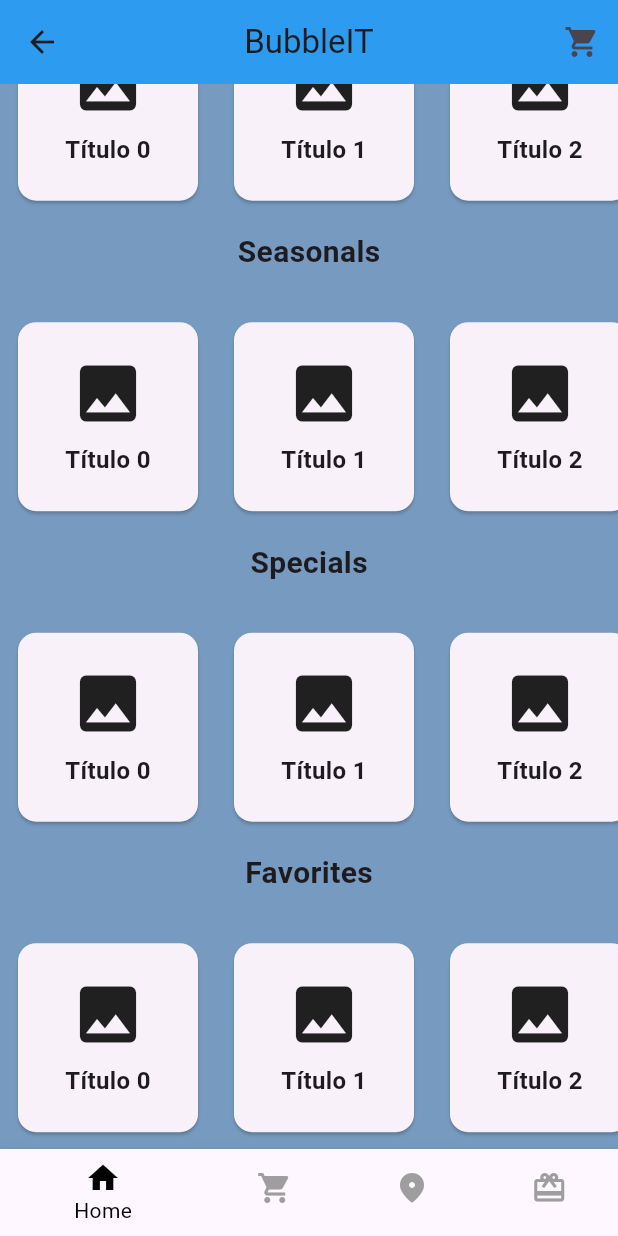
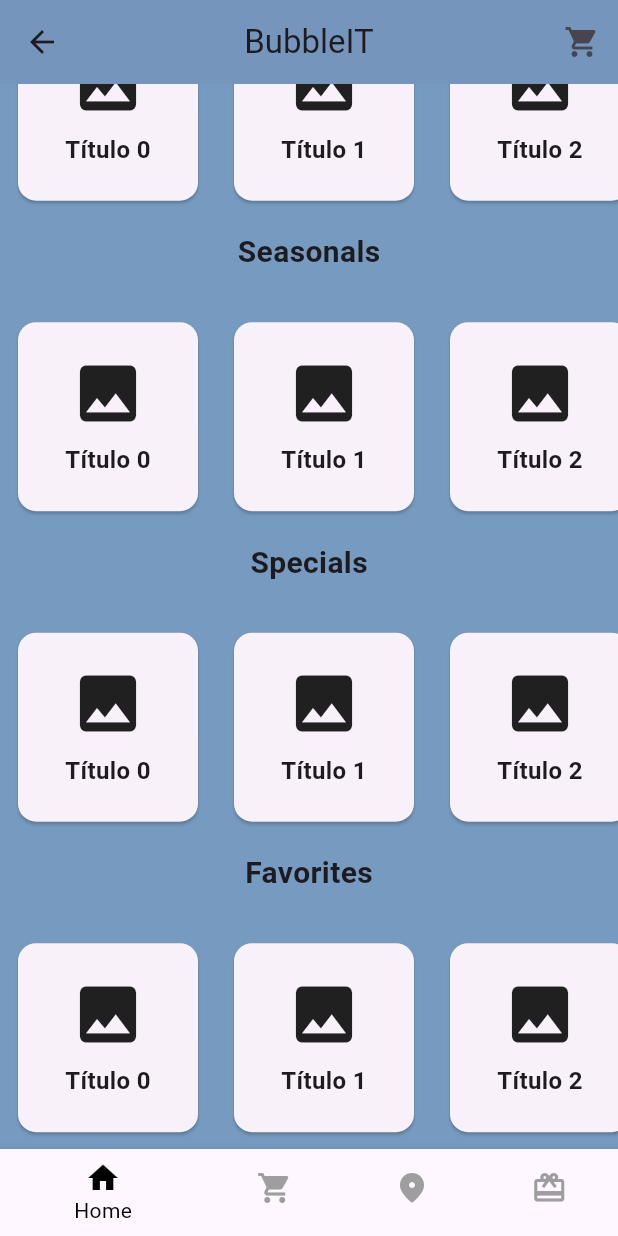
Before and after one commit to Molisawa/flutter_final_project, a Flutter app: the HomeScreen screen opened by its route, scrolled down 337 dp, on a phone screen of 412 x 824 dp. Run offline on Flutter 3.47's test engine with Material 2 defaults, Android fonts, the phone set to English and light mode, and no system bars.

Commit message:
fixed appbars, added effects

```diff
--- a/lib/bubbleit/screens/home/Home.dart
+++ b/lib/bubbleit/screens/home/Home.dart
@@ -92,12 +92,39 @@ class HomeContent extends StatefulWidget {
 class _HomeContentState extends State<HomeContent> {
   double appBarHeight = 100.0;
 
+  ScrollController scrollController = ScrollController();
+
+  @override
+  void initState() {
+    super.initState();
+    scrollController.addListener(() {
+      setState(() {
+        // The listener will call setState whenever the scroll position changes.
+      });
+    });
+  }
+
+  @override
+  void dispose() {
+    scrollController.dispose();
+    super.dispose();
+  }
+
   @override
   Widget build(BuildContext context) {
     return CustomScrollView(
+      controller: scrollController,
       slivers: [
         SliverAppBar(
-          backgroundColor: kItesoBlue, // Color de fondo transparente inicial
+          backgroundColor: () {
+            double blendFactor =
+                (scrollController.hasClients ? scrollController.offset : 0) /
+                    100.0;
+            blendFactor =
+                blendFactor.clamp(0.0, 1.0); // Ensure it's between 0 and 1
+            // Interpolate between the two colors based on the blend factor.
+            return Color.lerp(kItesoBlueLight, kItesoBlue, blendFactor)!;
+          }(), // Color de fondo transparente inicial
 
           elevation: 0, // Sin sombra
           pinned:
@@ -112,21 +139,6 @@ class _HomeContentState extends State<HomeContent> {
               },
             ),
           ],
-          flexibleSpace: LayoutBuilder(
-            builder: (BuildContext context, BoxConstraints constraints) {
-              // Calcula el valor de la altura máxima para la transición
-              appBarHeight = constraints.maxHeight;
-              // Calcula el color de fondo en función de la altura actual
-              final backgroundColor = appBarHeight < 100.0
-                  ? kItesoBlueLight
-                  : Colors.transparent; // Cambia este color al que desees
-              return Container(
-                decoration: BoxDecoration(
-                  color: backgroundColor,
-                ),
-              );
-            },
-          ),
         ),
         SliverToBoxAdapter(
           child: Column(
--- a/lib/bubbleit/screens/shopping_cart.dart/Shopping_cart.dart
+++ b/lib/bubbleit/screens/shopping_cart.dart/Shopping_cart.dart
@@ -21,8 +21,7 @@ class _ShoppingCartScreenState extends State<ShoppingCartScreen> {
           appBar: AppBar(
             title: const Text(
               'Your basket',
-              style:
-                  TextStyle(fontWeight: FontWeight.bold, color: Colors.black),
+              style: TextStyle(color: Colors.black),
             ),
             centerTitle: true,
             actions: const <Widget>[
```
